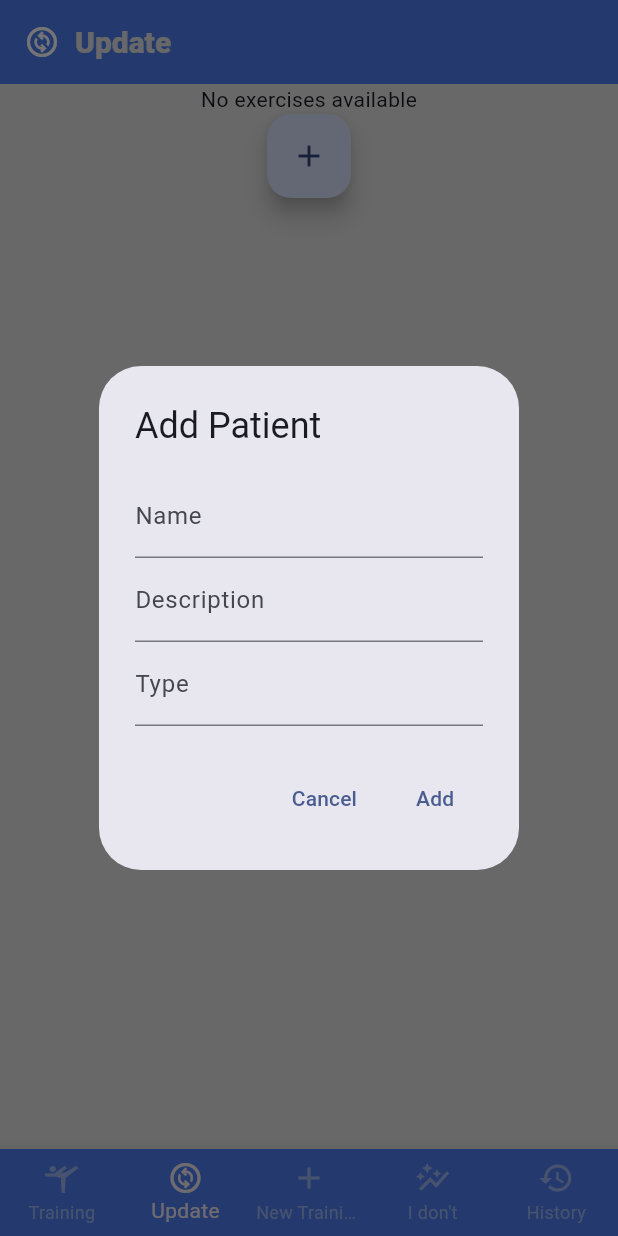
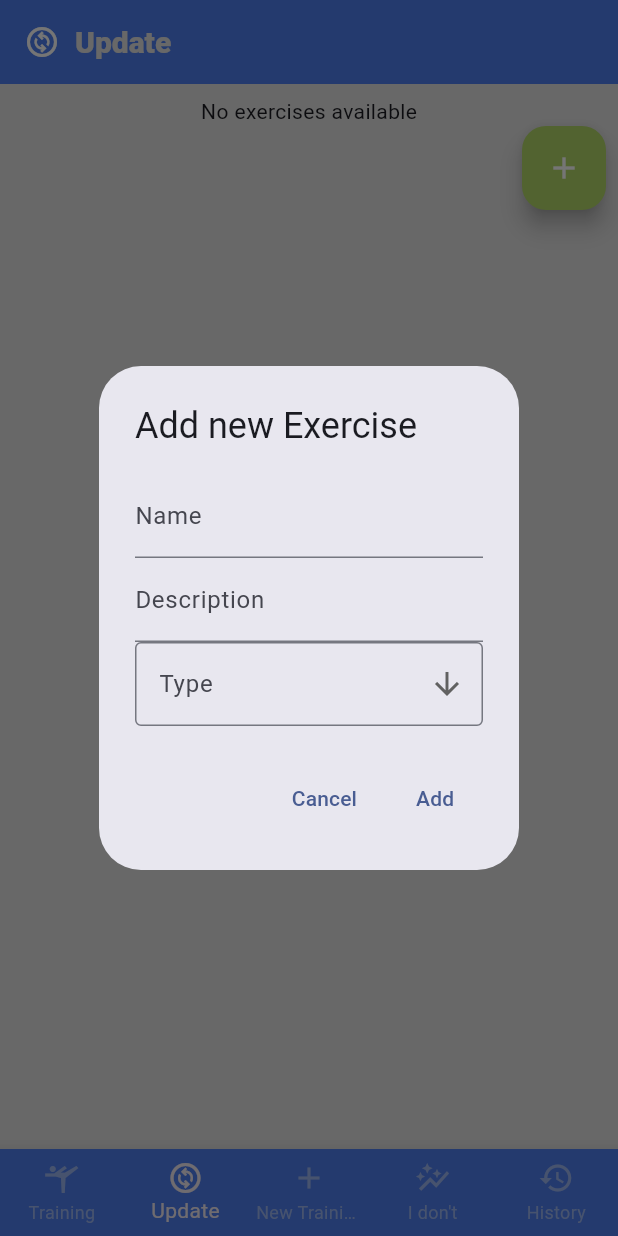
Before and after one commit to MiliTenorio/Fitness-App, a Flutter app: the screen it shows after launch, item 2 of the bottom bar chosen, after a tap on the "add" icon, on a phone screen of 412 x 824 dp. Run offline on Flutter 3.47's test engine with Material 3 defaults, Android fonts, the phone set to English and light mode, and no system bars; our stand-ins replace fl_chart, flutter_mobx, flutter_modular, sqflite; accounts and stored records are empty.

Commit message:
Set style to Update Session

```diff
--- a/fitness_app/lib/common/mock_data.dart
+++ b/fitness_app/lib/common/mock_data.dart
@@ -9,7 +9,7 @@ import 'package:fitness_app/models/workout_exercises.dart';
 import 'package:fitness_app/newTraining/add_training_screen.dart';
 import 'package:fitness_app/progress/progress_screen.dart';
 import 'package:fitness_app/training/screens/training_screen.dart';
-import 'package:fitness_app/update/update_screen.dart';
+import 'package:fitness_app/update/screens/update_screen.dart';
 import 'package:flutter/material.dart';
 
 //Screens
--- a/fitness_app/lib/database/models/exercise_dao.dart
+++ b/fitness_app/lib/database/models/exercise_dao.dart
@@ -47,7 +47,7 @@ class ExerciseDao {
         )''';
   }
 
-  Exercise convertToExercise(ExerciseDao exerciseDB) {
+  static Exercise convertToExercise(ExerciseDao exerciseDB) {
     return Exercise(
         name: exerciseDB.name,
         description: exerciseDB.description,
@@ -55,7 +55,7 @@ class ExerciseDao {
         pathImage: Strings.imageWorkoutLateralAbdominal);
   }
 
-  TypeTraining convertToType(String type) {
+  static TypeTraining convertToType(String type) {
     switch (type) {
       case 'lower':
         return TypeTraining.lower;
@@ -78,4 +78,15 @@ class ExerciseDao {
         typeTraining: exercise.typeTraining.toString(),
         pathImage: exercise.pathImage);
   }
+
+  static List<Exercise> convertListToExercise(
+      List<ExerciseDao> exerciseDAOList) {
+    List<Exercise> exercises = [];
+
+    for (ExerciseDao item in exerciseDAOList) {
+      exercises.add(convertToExercise(item));
+    }
+
+    return exercises;
+  }
 }
--- a/fitness_app/lib/main.dart
+++ b/fitness_app/lib/main.dart
@@ -1,21 +1,16 @@
 import 'package:fitness_app/common/app_colors.dart';
 import 'package:fitness_app/common/app_theme.dart';
 import 'package:fitness_app/history/screens/history_screen.dart';
-import 'package:fitness_app/models/exercise/exercise_store.dart';
 import 'package:fitness_app/newTraining/add_training_screen.dart';
 import 'package:fitness_app/progress/progress_screen.dart';
 import 'package:fitness_app/tabBarMenu/screens/tab_bar_menu.dart';
 import 'package:fitness_app/training/screens/training_screen.dart';
-import 'package:fitness_app/update/update_screen.dart';
+import 'package:fitness_app/update/screens/update_screen.dart';
 import 'package:flutter/material.dart';
 import 'package:flutter/services.dart';
-import 'package:provider/provider.dart';
 
 void main() {
-  runApp(Provider(
-    create: (_) => ExerciseStore(),
-    child: MyApp(),
-  ));
+  runApp(const MyApp());
 
   SystemChrome.setSystemUIOverlayStyle(const SystemUiOverlayStyle(
     systemNavigationBarColor: AppColors.backgroundGrey,
--- /dev/null
+++ b/fitness_app/lib/update/screens/update_screen.dart
@@ -0,0 +1,206 @@
+import 'dart:math';
+
+import 'package:fitness_app/common/app_colors.dart';
+import 'package:fitness_app/common/strings.dart';
+import 'package:fitness_app/components/custom_exercise_card_item.dart';
+import 'package:fitness_app/database/database_helper.dart';
+import 'package:fitness_app/database/models/exercise_dao.dart';
+import 'package:fitness_app/models/enum_types.dart';
+import 'package:fitness_app/models/exercise/exercise.dart';
+import 'package:flutter/material.dart';
+
+class UpdateScreen extends StatefulWidget {
+  const UpdateScreen({super.key});
+
+  @override
+  State<UpdateScreen> createState() => _UpdateScreenState();
+}
+
+class _UpdateScreenState extends State<UpdateScreen> {
+  late List<ExerciseDao> exercisesDB;
+  final List<String> _types = [
+    TypeTraining.cardio.name,
+    TypeTraining.lower.name,
+    TypeTraining.upper.name,
+    TypeTraining.pole.name,
+    TypeTraining.yoga.name,
+  ];
+
+  String? _selectedType;
+
+  @override
+  void initState() {
+    super.initState();
+    loadExercises();
+  }
+
+  Future<void> loadExercises() async {
+    exercisesDB = await DatabaseHelper.instance.getAllExercises();
+    setState(() {});
+  }
+
+  @override
+  Widget build(BuildContext context) {
+    return Padding(
+      padding: const EdgeInsets.all(8.0),
+      child: Column(
+        mainAxisAlignment: MainAxisAlignment.start,
+        crossAxisAlignment: CrossAxisAlignment.end,
+        children: [
+          exercisesDB.isNotEmpty
+              ? Expanded(
+                  child: SingleChildScrollView(
+                    child: Card(
+                      child: Column(
+                        children: exercisesDB.map((item) {
+                          return CustomExerciseCardItem(
+                              exercise: ExerciseDao.convertToExercise(item),
+                              color: AppColors.lightGreen);
+                        }).toList(),
+                      ),
+                    ),
+                  ),
+                )
+              : const Center(
+                  child: Text('No exercises available'),
+                ),
+          FloatingActionButton(
+            backgroundColor: AppColors.green,
+            onPressed: () {
+              showAddExerciseDialog();
+            },
+            child: const Icon(
+              Icons.add,
+              color: AppColors.justWhite,
+            ),
+          )
+        ],
+      ),
+    );
+  }
+
+  Future<void> showAddExerciseDialog() async {
+    TextEditingController nameController = TextEditingController();
+    TextEditingController descriptionController = TextEditingController();
+
+    await showDialog(
+      context: context,
+      builder: (context) {
+        return AlertDialog(
+          title: const Text('Add new Exercise'),
+          content: Column(
+            mainAxisSize: MainAxisSize.min,
+            children: [
+              TextField(
+                controller: nameController,
+                decoration: const InputDecoration(labelText: 'Name'),
+              ),
+              TextField(
+                controller: descriptionController,
+                decoration: const InputDecoration(labelText: 'Description'),
+              ),
+              DropdownButtonFormField<String>(
+                decoration: const InputDecoration(
+                  labelText: 'Type',
+                  border: OutlineInputBorder(),
+                ),
+                value: _selectedType,
+                icon: const Icon(Icons.arrow_downward),
+                items: _types.map((String type) {
+                  return DropdownMenuItem<String>(
+                    value: type,
+                    child: Text(type),
+                  );
+                }).toList(),
+                onChanged: (String? newValue) {
+                  setState(() {
+                    _selectedType = newValue;
+                  });
+                },
+                validator: (value) {
+                  if (value == null) {
+                    return 'Select a type';
+                  }
+                  return null;
+                },
+              ),
+            ],
+          ),
+          actions: [
+            TextButton(
+              onPressed: () {
+                Navigator.of(context).pop();
+              },
+              child: const Text('Cancel'),
+            ),
+            TextButton(
+              onPressed: () async {
+                ExerciseDao newExercise = ExerciseDao(
+                  id: generateRandomId(),
+                  name: nameController.text,
+                  description: descriptionController.text,
+                  typeTraining: _selectedType!,
+                  pathImage: Strings.imageWorkoutLateralAbdominal,
+                );
+
+                await DatabaseHelper.instance.insertExercise(newExercise);
+                loadExercises();
+                Navigator.of(context).pop();
+              },
+              child: const Text('Add'),
+            ),
+          ],
+        );
+      },
+    );
+  }
+
+  int generateRandomId() {
+    Random random = Random();
+    return random.nextInt(1000000);
+  }
+
+  Future<void> showEditDeleteDialog(Exercise exercise, dynamic context) async {
+    await showDialog(
+      context: context,
+      builder: (context) {
+        return AlertDialog(
+          title: const Text('Edit or Delete Patient'),
+          content: Column(
+            mainAxisSize: MainAxisSize.min,
+            children: [
+              ListTile(
+                title: const Text('Edit'),
+                onTap: () {
+                  Navigator.of(context).pop();
+                  print('edit');
+                  //showEditPatientDialog(patient);
+                },
+              ),
+              ListTile(
+                title: const Text('Delete'),
+                onTap: () async {
+                  await DatabaseHelper.instance.deleteExercise(exercise.name);
+                  loadExercises();
+                  Navigator.of(context).pop();
+                },
+              ),
+            ],
+          ),
+        );
+      },
+    );
+  }
+
+  Widget listExercises(List<Exercise> exercises) {
+    return Card(
+      child: ListView.builder(
+        itemCount: exercises.length,
+        itemBuilder: (context, index) {
+          return CustomExerciseCardItem(
+              exercise: exercises[index], color: AppColors.green);
+        },
+      ),
+    );
+  }
+}
--- a/fitness_app/lib/update/update_screen.dart
+++ /dev/null
@@ -1,126 +0,0 @@
-import 'dart:math';
-
-import 'package:fitness_app/common/strings.dart';
-import 'package:fitness_app/database/database_helper.dart';
-import 'package:fitness_app/database/models/exercise_dao.dart';
-import 'package:flutter/material.dart';
-
-class UpdateScreen extends StatefulWidget {
-  const UpdateScreen({super.key});
-
-  @override
-  State<UpdateScreen> createState() => _UpdateScreenState();
-}
-
-class _UpdateScreenState extends State<UpdateScreen> {
-  late List<ExerciseDao> exercisesDB;
-
-  @override
-  void initState() {
-    super.initState();
-    loadExercises();
-  }
-
-  Future<void> loadExercises() async {
-    exercisesDB = await DatabaseHelper.instance.getAllExercises();
-    setState(() {});
-  }
-
-  @override
-  Widget build(BuildContext context) {
-    return Column(
-      children: [
-        exercisesDB.isNotEmpty
-            ? Container(
-                height: 500,
-                width: double.infinity,
-                child: ListView.builder(
-                  itemCount: exercisesDB.length,
-                  itemBuilder: (context, index) {
-                    return ListTile(
-                      title: Text(exercisesDB[index].name),
-                      subtitle: Text(
-                          'Description: ${exercisesDB[index].description}, ID: ${exercisesDB[index].id}'),
-                      // onTap: () {
-                      //   // Show dialog for editing or deleting patient
-                      //   showEditDeleteDialog(patients[index]);
-                      // },
-                    );
-                  },
-                ),
-              )
-            : const Center(
-                child: Text('No exercises available'),
-              ),
-        FloatingActionButton(
-          onPressed: () {
-            showAddExerciseDialog();
-          },
-          child: const Icon(Icons.add),
-        )
-      ],
-    );
-  }
-
-  Future<void> showAddExerciseDialog() async {
-    TextEditingController nameController = TextEditingController();
-    TextEditingController descriptionController = TextEditingController();
-    TextEditingController typeController = TextEditingController();
-
-    await showDialog(
-      context: context,
-      builder: (context) {
-        return AlertDialog(
-          title: const Text('Add Patient'),
-          content: Column(
-            mainAxisSize: MainAxisSize.min,
-            children: [
-              TextField(
-                controller: nameController,
-                decoration: const InputDecoration(labelText: 'Name'),
-              ),
-              TextField(
-                controller: descriptionController,
-                decoration: const InputDecoration(labelText: 'Description'),
-              ),
-              TextField(
-                controller: typeController,
-                decoration: const InputDecoration(labelText: 'Type'),
-              ),
-            ],
-          ),
-          actions: [
-            TextButton(
-              onPressed: () {
-                Navigator.of(context).pop();
-              },
-              child: const Text('Cancel'),
-            ),
-            TextButton(
-              onPressed: () async {
-                ExerciseDao newExercise = ExerciseDao(
-                  id: generateRandomId(),
-                  // Set to 0 as it will be auto-incremented by the database
-                  name: nameController.text,
-                  description: descriptionController.text,
-                  typeTraining: typeController.text,
-                  pathImage: Strings.imageWorkoutLateralAbdominal,
-                );
-
-                await DatabaseHelper.instance.insertExercise(newExercise);
-                loadExercises();
-                Navigator.of(context).pop();
-              },
-              child: const Text('Add'),
-            ),
-          ],
-        );
-      },
-    );
-  }
-
-  int generateRandomId() {
-    Random random = Random();
-    return random.nextInt(1000000);
-  }
-}
```
Also changed, not shown: fitness_app/lib/components/custom_exercise_card_item.dart (added, +42 -0 lines), fitness_app/lib/components/custom_exercise_list.dart (+2 -32 lines), fitness_app/lib/database/database_helper.dart (+10 -2 lines), fitness_app/lib/database/fitness_database.dart (deleted, +0 -49 lines), fitness_app/lib/database/repositories/exercise_repository.dart (deleted, +0 -47 lines), fitness_app/lib/models/exercise/exercise_store.dart (deleted, +0 -31 lines), fitness_app/lib/models/exercise/exercise_store.g.dart (deleted).
